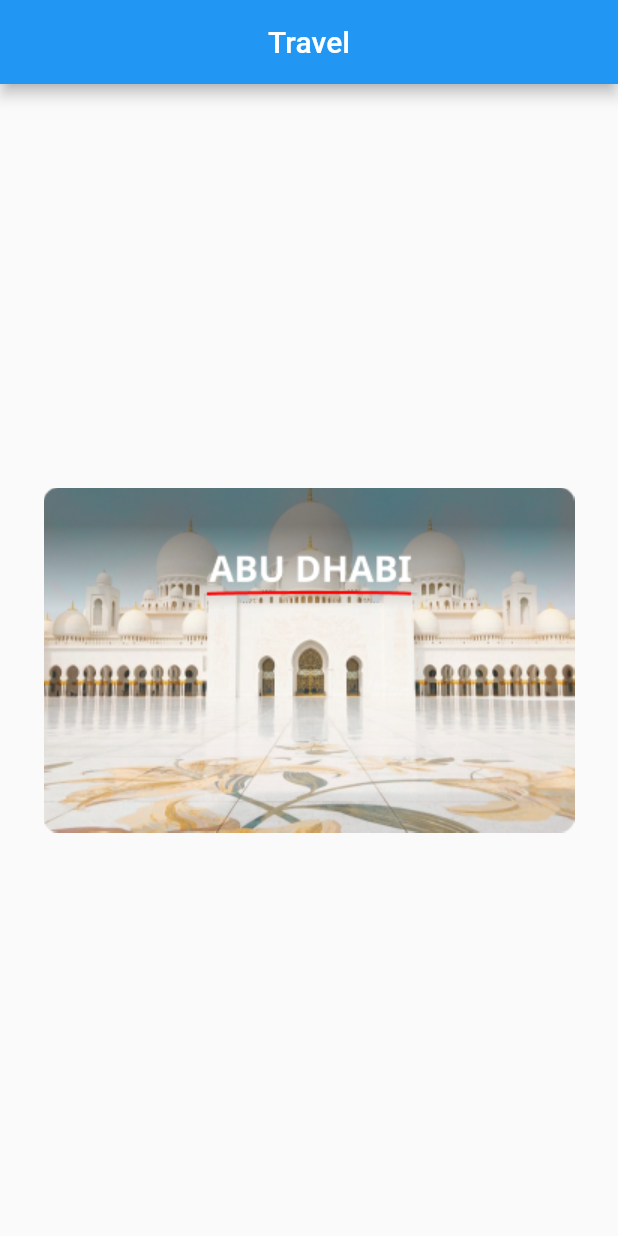
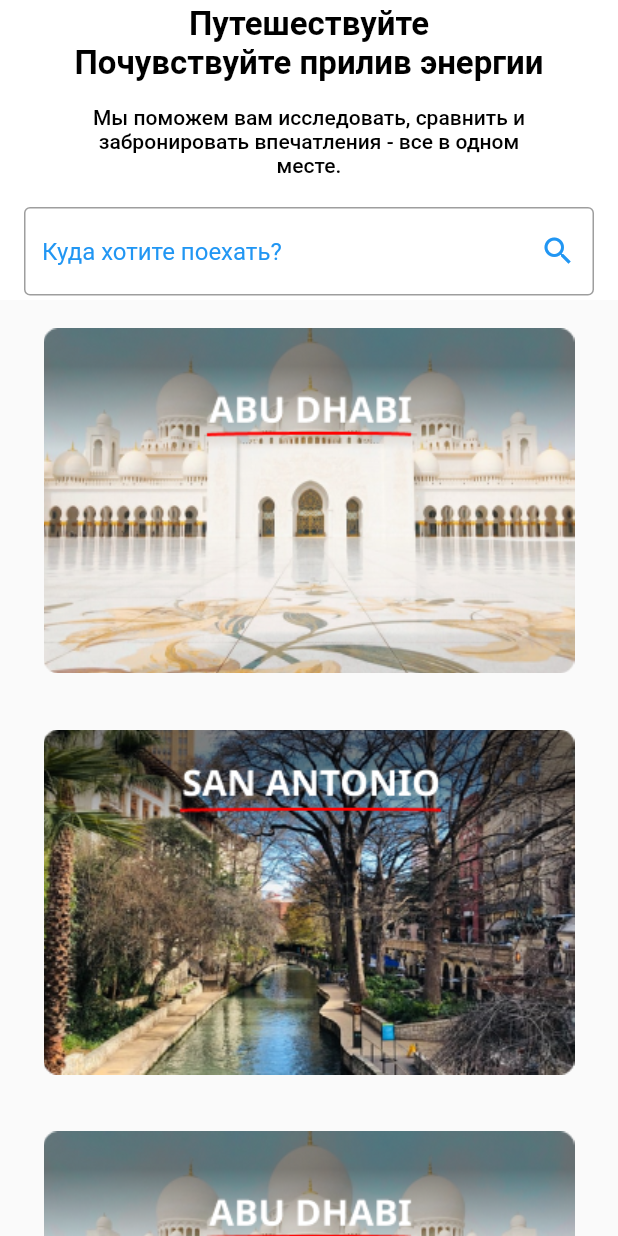
Before and after one commit to MorgueMorg/Neobis-UI-Apps, a Flutter app: the screen it shows after launch, after a tap on "Travel App", on a phone screen of 412 x 824 dp. Run offline on Flutter 3.47's test engine with Material 2 defaults, Android fonts, the light colour scheme and no system bars.

Commit message:
Finished 90% of travel_app :confetti_ball:

```diff
--- a/lib/apps/travel_app.dart
+++ b/lib/apps/travel_app.dart
@@ -10,15 +10,74 @@ class _MyHomePageState extends State<TravelApp> {
   Widget build(BuildContext context) {
     return MaterialApp(
       home: Scaffold(
-          appBar: AppBar(
-            title: Text("Travel"),
-            centerTitle: true,
+        appBar: AppBar(
+          toolbarHeight: 200,
+          backgroundColor: Colors.white,
+          elevation: 0,
+          title: Column(
+            children: [
+              Text(
+                'Путешествуйте',
+                style: TextStyle(
+                    fontSize: 22,
+                    fontWeight: FontWeight.w600,
+                    color: Colors.black),
+              ),
+              Text(
+                'Почувствуйте прилив энергии',
+                style: TextStyle(
+                    fontSize: 22,
+                    fontWeight: FontWeight.w600,
+                    color: Colors.black),
+              ),
+              SizedBox(height: 15,),
+              Text(
+                'Мы поможем вам исследовать, сравнить и',
+                style: TextStyle(fontSize: 14, color: Colors.black),
+              ),
+              Text(
+                'забронировать впечатления - все в одном',
+                style: TextStyle(fontSize: 14, color: Colors.black),
+              ),
+              Text(
+                'месте.',
+                style: TextStyle(fontSize: 14, color: Colors.black),
+              ),
+              SizedBox(
+                height: 20,
+              ),
+              Expanded(
+                flex: 0,
+                child: TextField(
+                  decoration: InputDecoration(
+                    border: OutlineInputBorder(),
+                    hintText: 'Куда хотите поехать?',
+                    hintStyle: TextStyle(color: Colors.blue),
+                    // suffixIconColor: Colors.blue,
+                    suffixIcon: Icon(Icons.search, color: Colors.blue,),
+                  ),
+                ),
+              ),
+            ],
           ),
-          body: Center(
-            child: Image(
-              image: AssetImage('assets/travelImages/abudhabi.png'),
-            ),
-          )),
+          centerTitle: true,
+        ),
+        body: Center(
+          child: ListView(
+            children: [
+              Image(
+                image: AssetImage('assets/travelImages/abudhabi.png'),
+              ),
+              Image(
+                image: AssetImage('assets/travelImages/sanantonio.png'),
+              ),
+              Image(
+                image: AssetImage('assets/travelImages/abudhabi.png'),
+              ),
+            ],
+          ),
+        ),
+      ),
     );
   }
 }
```
Also changed, not shown: assets/travelImages/sanantonio.png (added).
